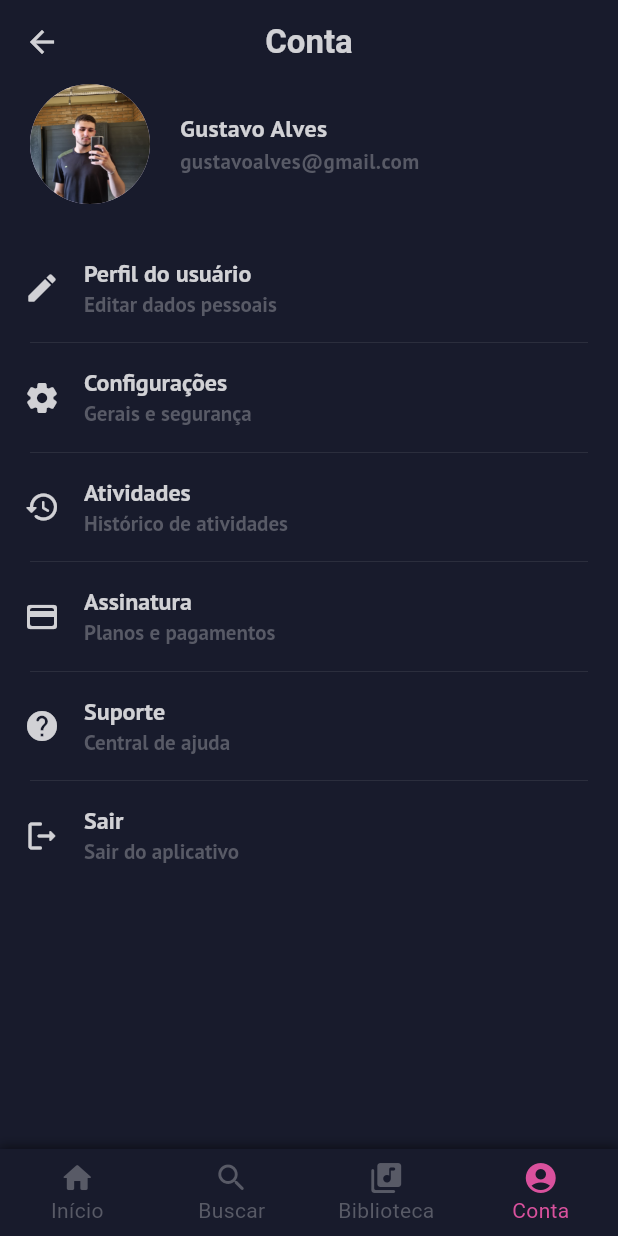
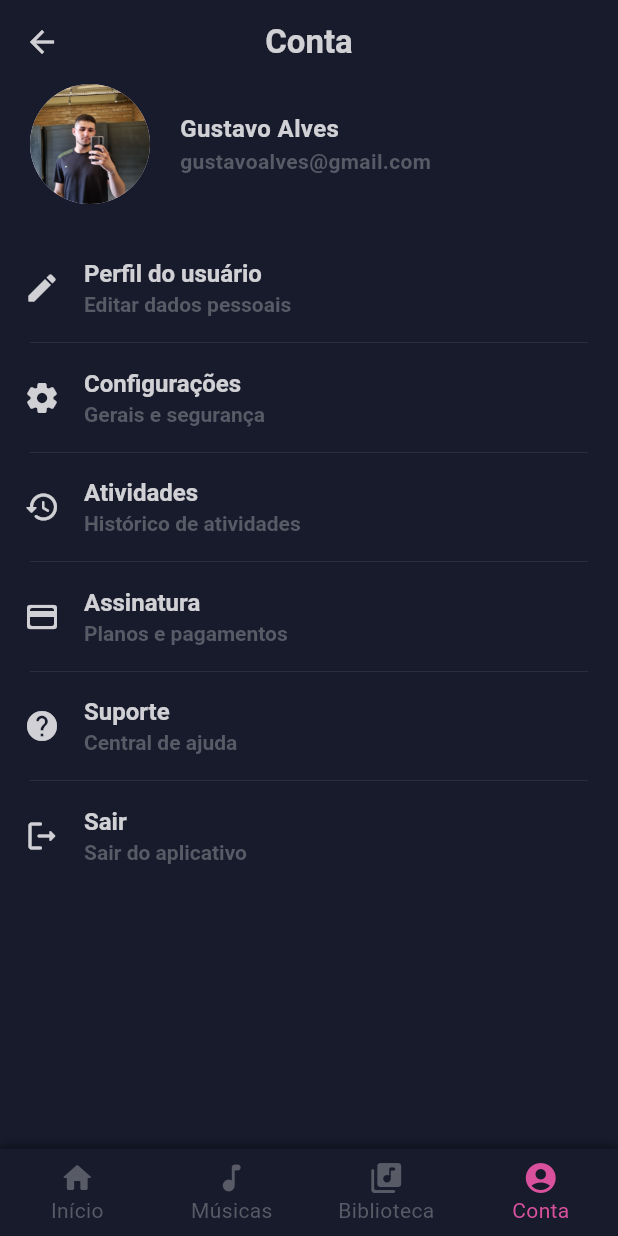
Before and after one commit to gustavoalves20/app_musica, a Flutter app: the HomeView screen opened by its route, swiped to page 4, on a phone screen of 412 x 824 dp. Run offline on Flutter 3.47's test engine with Material 3 defaults, Android fonts, the light colour scheme and no system bars; our stand-ins replace sqflite; accounts and stored records are empty.

Commit message:
Criando a page de musicas

```diff
--- a/lib/components/bottom_bar_container.dart
+++ b/lib/components/bottom_bar_container.dart
@@ -35,8 +35,8 @@ class BottomBarContainer extends StatelessWidget {
             icon: Icon(Icons.home_rounded),
           ),
           BottomNavigationBarItem(
-            label: 'Buscar',
-            icon: Icon(Icons.search_rounded),
+            label: 'Músicas',
+            icon: Icon(Icons.music_note_rounded),
           ),
           BottomNavigationBarItem(
             label: 'Biblioteca',
--- a/lib/components/custom_text_field.dart
+++ b/lib/components/custom_text_field.dart
@@ -38,6 +38,7 @@ class CustomTextField extends StatelessWidget {
       obscureText: obscureText,
       keyboardType: keyboardType,
       cursorColor: cursorClr,
+      style: TextStyle(color: CustomColor.textWhite),
       decoration: InputDecoration(
         hintText: hintText,
         hintStyle: TextStyle(color: CustomColor.textWhite),
--- a/lib/components/forgot_password.dart
+++ b/lib/components/forgot_password.dart
@@ -15,7 +15,7 @@ class ForgotPassword extends StatelessWidget {
             onPressed: () {},
             child: Text(
               'Esqueci a senha',
-              style: TextStyle(fontSize: 12, color: CustomColor.textOrange),
+              style: TextStyle(fontSize: 12, color: CustomColor.textWhite),
             ),
           ),
         ],
--- a/lib/components/password_register_text_field.dart
+++ b/lib/components/password_register_text_field.dart
@@ -10,7 +10,8 @@ class PasswordRegisterTextField extends StatelessWidget {
     return Padding(
       padding: const EdgeInsets.symmetric(horizontal: 20, vertical: 20),
       child: CustomTextField(
-        hintText: 'Email',
+        hintText: 'Senha',
+        obscureText: true,
         controller: _passwordController,
         suffixIcon: IconButton(
           onPressed: () {},
--- a/lib/components/password_text_field.dart
+++ b/lib/components/password_text_field.dart
@@ -11,6 +11,7 @@ class PasswordTextField extends StatelessWidget {
       padding: const EdgeInsets.only(top: 20, left: 20, right: 20),
       child: CustomTextField(
         hintText: 'Senha',
+        obscureText: true,
         controller: _passwordController,
         suffixIcon: IconButton(
           onPressed: () {},
--- a/lib/components/text_register.dart
+++ b/lib/components/text_register.dart
@@ -16,7 +16,7 @@ class ButtonRegister extends StatelessWidget {
           TextSpan(
             text: 'Criar conta',
             style: TextStyle(
-              color: CustomColor.bgPrimary,
+              color: CustomColor.textOrange,
               fontWeight: FontWeight.bold,
             ),
             recognizer: TapGestureRecognizer()..onTap =() => ButtonRegisterController.navigateRegister(context),
--- a/lib/main.dart
+++ b/lib/main.dart
@@ -1,5 +1,6 @@
 import 'package:flutter/material.dart';
 import 'package:nusic/controller/bottom_bar_controller.dart';
+import 'package:nusic/controller/tab_bar_controller.dart';
 import 'package:nusic/views/my_app.dart';
 import 'package:provider/provider.dart';
 
@@ -8,6 +9,7 @@ void main() {
     MultiProvider(
       providers: [
         ChangeNotifierProvider(create: (context) => BottomBarController()),
+        ChangeNotifierProvider(create: (context) => TabBarController()),
       ],
       child: const MyApp(),
     ),
--- a/lib/theme/custom_text_style_theme.dart
+++ b/lib/theme/custom_text_style_theme.dart
@@ -1,21 +1,16 @@
 import 'package:flutter/material.dart';
-import 'package:google_fonts/google_fonts.dart';
 import 'package:nusic/shared/custom_color.dart';
 
 class CustomTextStyleTheme {
-  static TextStyle title = GoogleFonts.ptSans(
-    textStyle: TextStyle(
-      fontSize: 16,
-      color: CustomColor.textWhite,
-      fontWeight: FontWeight.bold,
-    ),
+  static TextStyle title = TextStyle(
+    fontSize: 16,
+    color: CustomColor.textWhite,
+    fontWeight: FontWeight.bold,
   );
 
-  static TextStyle subtitle = GoogleFonts.ptSans(
-    textStyle: TextStyle(
+  static TextStyle subtitle =TextStyle(
       fontSize: 14,
       color: CustomColor.textGrey,
       fontWeight: FontWeight.bold,
-    ),
   );
 }
--- a/lib/views/home_content_view.dart
+++ b/lib/views/home_content_view.dart
@@ -13,7 +13,7 @@ class _HomeContentViewState extends State<HomeContentView> {
   @override
   Widget build(BuildContext context) {
     return const Scaffold(
-      appBar:  CustomAppBar(
+      appBar: CustomAppBar(
         title: 'Olá, Gustavo',
         leading: Padding(
           padding: EdgeInsets.only(left: 8),
```
Also changed, not shown: lib/components/tab_bar_buscar.dart (added, +46 -0 lines), lib/controller/tab_bar_controller.dart (added, +12 -0 lines), lib/views/search_view.dart (+9 -1 lines).
